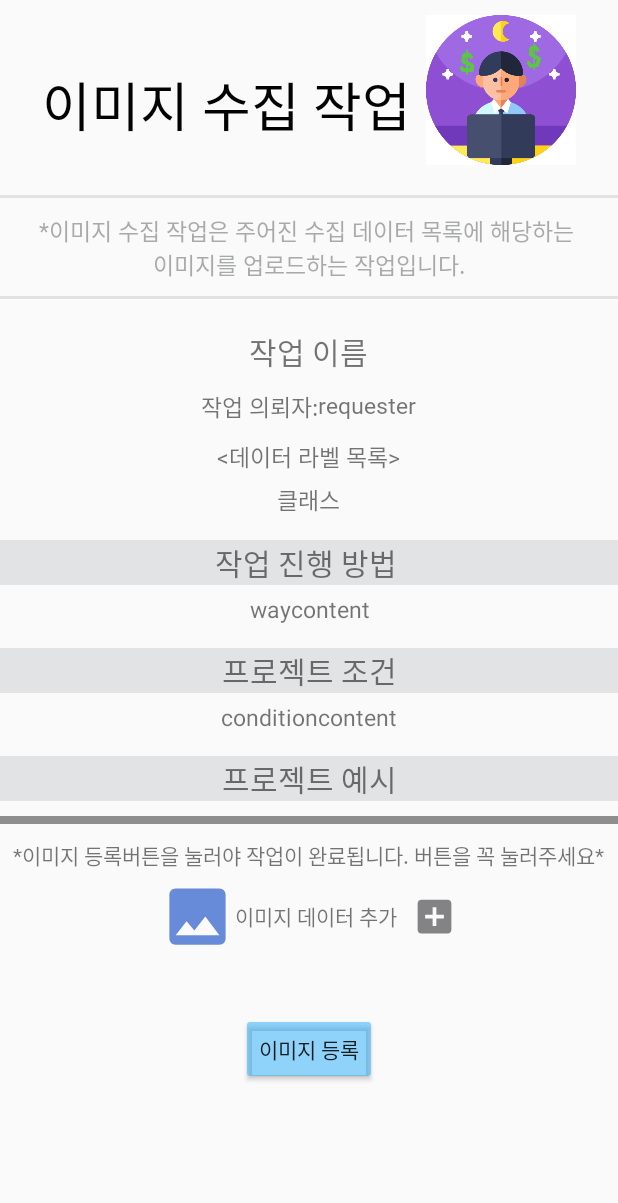
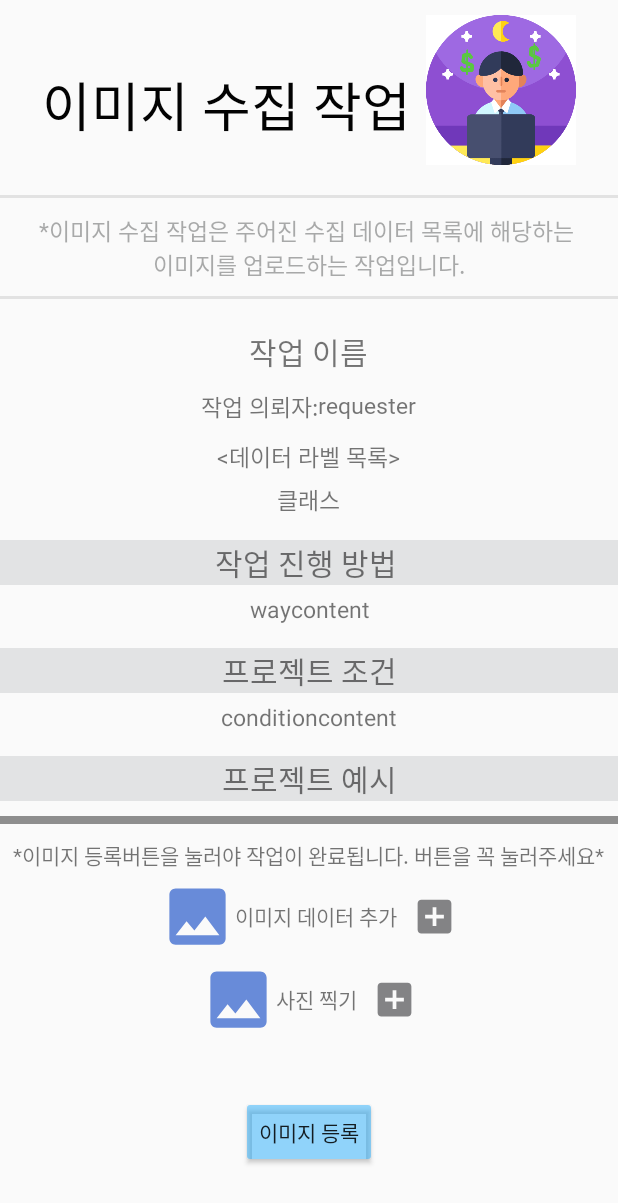
Before and after one commit to SooYeonida/Android_Collector_In_Room, an Android app: the layout activity_image_collection.xml on its own in the app's theme, with its tools: preview values and no code run, on a phone screen of 412 x 824 dp. Shown: the top 1203 px of the screen. Run offline under Robolectric (Android 15) with nearby library versions, the phone set to English and light mode, and no system bars; network calls fail.

Commit message:
사진 찍고 보내기 대기열에 추가

```diff
--- a/app/src/main/res/layout/activity_image_collection.xml
+++ b/app/src/main/res/layout/activity_image_collection.xml
@@ -217,6 +217,34 @@ tools:context=".ImageCollectionActivity">
             android:background="@drawable/ic_add_box_black_24dp" />
     </LinearLayout>
 
+    <LinearLayout
+        android:layout_width="match_parent"
+        android:layout_height="wrap_content"
+        android:gravity="center"
+        android:layout_marginTop="5dp"
+        android:orientation="horizontal">
+
+        <ImageView
+            android:layout_width="50dp"
+            android:layout_height="50dp"
+            android:layout_gravity="center"
+            android:src="@drawable/ic_image_black_24dp" />
+
+        <TextView
+            android:layout_width="wrap_content"
+            android:layout_height="match_parent"
+            android:gravity="center"
+            android:text="사진 찍기"
+            android:fontFamily="@font/tmonmonsori"/>
+
+        <Button
+            android:id="@+id/collection_image_capture"
+            android:layout_width="30dp"
+            android:layout_height="30dp"
+            android:layout_marginLeft="10dp"
+            android:background="@drawable/ic_add_box_black_24dp" />
+    </LinearLayout>
+
     <TextView
         android:id="@+id/collection_image_uri"
         android:layout_width="wrap_content"
```
Also changed, not shown: app/src/main/java/com/ajou/capstone_design_freitag/ImageCollectionActivity.java (+68 -13 lines).
